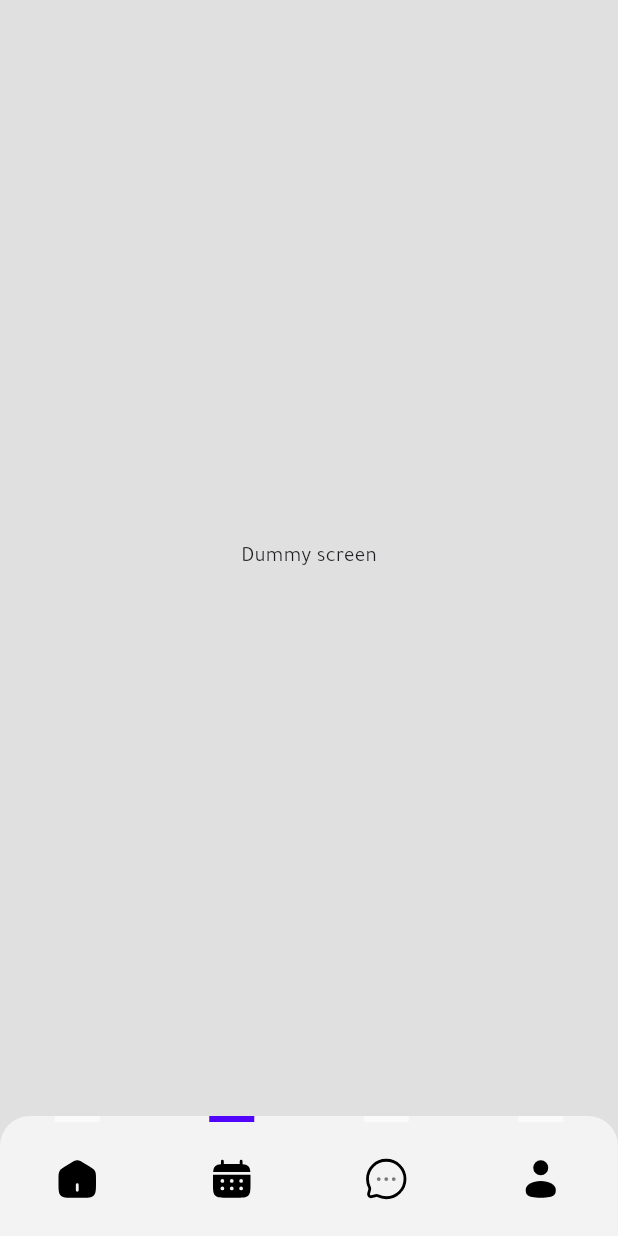
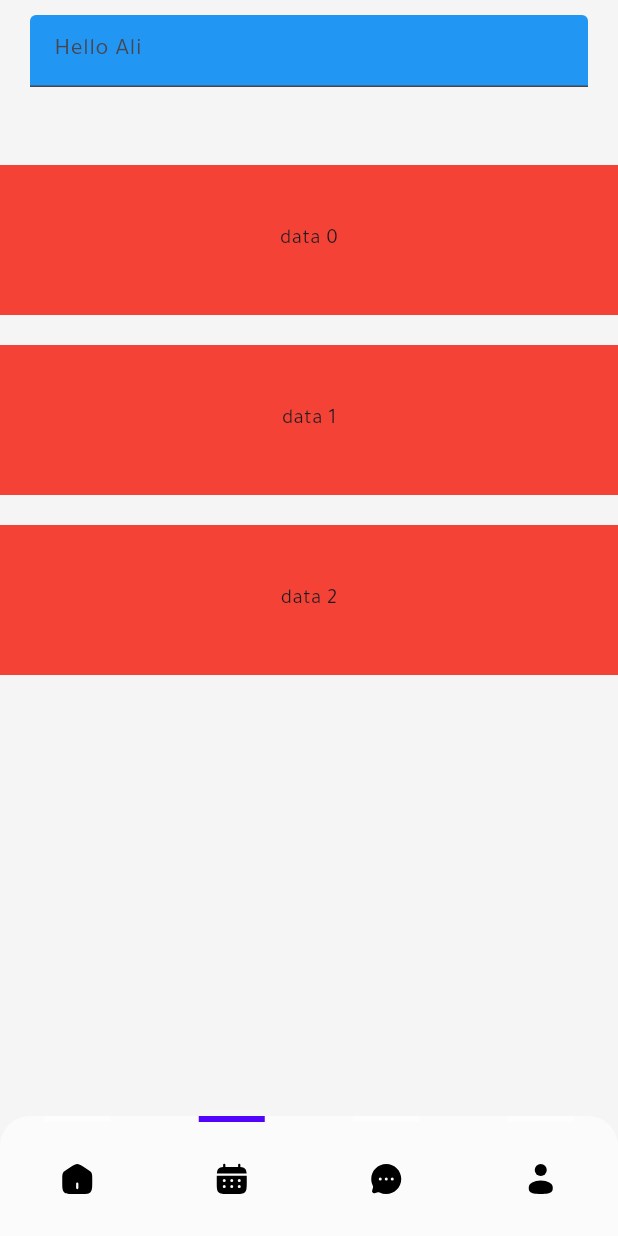
Before and after one commit to sajjadleith/dummy-project, a Flutter app: the screen it shows after launch, item 2 of the bottom bar chosen, on a phone screen of 412 x 824 dp. Run offline on Flutter 3.47's test engine with Material 3 defaults, Android fonts, the light colour scheme and no system bars; our stand-ins replace flutter_svg.

Commit message:
making test for singlechildscroll and make difference between it and CustomScrollView

```diff
--- a/lib/core/app-constain.dart
+++ b/lib/core/app-constain.dart
@@ -15,4 +15,5 @@ class AppConstain {
   static String backArrow = "assests/images/back_arrow.svg";
   static String replay = "assests/images/replay.svg";
   static String love = "assests/images/love.svg";
+  static const pause = "assests/images/pause.svg";
 }
--- a/lib/core/widgets/custom_navBar.dart
+++ b/lib/core/widgets/custom_navBar.dart
@@ -29,20 +29,20 @@ class CustomNavbar extends StatelessWidget {
         mainAxisAlignment: MainAxisAlignment.spaceAround,
         crossAxisAlignment: CrossAxisAlignment.center,
         children: [
-          GestureDetector(
+          InkWell(
             onTap: () => onChange(0),
             child: NavbarIconWidget(ico: AppConstain.home, color: currentIndex == 0 ? Color(0xff5203fc) : Colors.white60,),
           ),
-          GestureDetector(
+          InkWell(
             onTap: () => onChange(1),
             child: NavbarIconWidget(ico: AppConstain.cal, color: currentIndex == 1 ? Color(0xff5203fc) : Colors.white60),
           ),
-          GestureDetector(
-            onTap: () {},
+          InkWell(
+            onTap: () => onChange(2),
             child: NavbarIconWidget(ico: AppConstain.chat, color: currentIndex == 2 ? Color(0xff5203fc) : Colors.white60),
           ),
-          GestureDetector(
-            onTap: () {},
+          InkWell(
+            onTap: () => onChange(3),
             child: NavbarIconWidget(ico: AppConstain.profile, color: currentIndex == 3 ? Color(0xff5203fc) : Colors.white60),
           ),
         ],
--- a/lib/core/widgets/navbar_icon_widget.dart
+++ b/lib/core/widgets/navbar_icon_widget.dart
@@ -9,9 +9,11 @@ class NavbarIconWidget extends StatelessWidget {
   @override
   Widget build(BuildContext context) {
     return Container(
-      width: 30,
+      // width: 30,
+      padding: EdgeInsets.all(10),
       height: MediaQuery.sizeOf(context).height,
       decoration: BoxDecoration(
+        // color: Colors.red,
         border: Border(
           top: BorderSide(color: color, width: 4),
         ),
--- a/lib/main.dart
+++ b/lib/main.dart
@@ -1,7 +1,8 @@
 import 'package:flutter/material.dart';
+import 'package:music_app/screens/chat_screen.dart';
 import 'package:music_app/screens/dummy_screen.dart';
 import 'package:music_app/screens/home_screen.dart';
-
+import 'package:music_app/screens/profile_screen.dart';
 import 'core/widgets/custom_navBar.dart';
 
 void main() {
@@ -17,7 +18,7 @@ class MyApp extends StatefulWidget {
 
 class _MyAppState extends State<MyApp> {
   // This widget is the root of your application.
-  List<Widget> screens = [HomeScreen(), DummyScreen()];
+  List<Widget> screens = [HomeScreen(), DummyScreen(), ChatScreen(), ProfileScreen()];
   int currentIndex = 0;
   onChange(int index) {
     setState(() {
@@ -35,7 +36,7 @@ class _MyAppState extends State<MyApp> {
         colorScheme: ColorScheme.fromSeed(seedColor: Colors.deepPurple),
       ),
       home: Scaffold(
-        backgroundColor: Colors.grey[300],
+        backgroundColor: Colors.grey[100],
         body: screens[currentIndex],
         bottomNavigationBar: CustomNavbar(
           currentIndex: currentIndex,
--- a/lib/screens/dummy_screen.dart
+++ b/lib/screens/dummy_screen.dart
@@ -5,8 +5,44 @@ class DummyScreen extends StatelessWidget {
 
   @override
   Widget build(BuildContext context) {
-    return const Center(
-      child: Text("Dummy screen"),
+    return SafeArea(
+      child: SizedBox(
+        width: MediaQuery.sizeOf(context).width,
+        height: MediaQuery.sizeOf(context).height,
+        child: SingleChildScrollView(
+          physics: AlwaysScrollableScrollPhysics(),
+          child: Column(
+            children: [
+              Container(
+                padding: EdgeInsets.only(top: 10, left: 20, right: 20),
+                child: SizedBox(
+                  height: 100,
+                  child: const TextField(
+                    decoration: InputDecoration(hintText: "Hello Ali",filled: true,fillColor: Colors.blue),
+                  ),
+                ),
+              ),
+              ListView.separated(
+                physics: NeverScrollableScrollPhysics(),
+                shrinkWrap: true,
+                itemBuilder: (context, index) {
+                  return Container(
+                    margin: EdgeInsets.only(bottom: 10),
+                    width: 100,
+                    height: 100,
+                    color: Colors.red,
+                    child: Center(child: Text("data $index")),
+                  );
+                },
+                separatorBuilder: (context, index) {
+                  return SizedBox(height: 10);
+                },
+                itemCount: 3,
+              ),
+            ],
+          ),
+        ),
+      ),
     );
   }
 }
```
Also changed, not shown: lib/screens/chat_screen.dart (added, +17 -0 lines), lib/screens/home_screen.dart (+25 -7 lines), lib/screens/music_screen.dart (+59 -31 lines), lib/screens/profile_screen.dart (added, +25 -0 lines), assests/images/chat.svg, assests/images/pause.svg (added).
